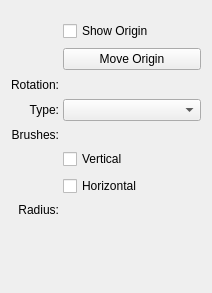
Old version of the form plugins/tools/basictools/wdgmultihandtool.ui in the repository KDE/krita.
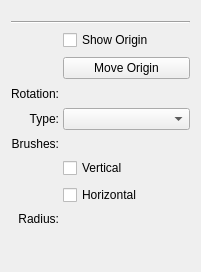
New version of the form. Custom widgets are drawn as their Qt base class.

Commit message: add a horizontal rule by the multihand options to separate the assistant snapping from the other tool options area

What changed in the file:
```diff
--- a/plugins/tools/basictools/wdgmultihandtool.ui
+++ b/plugins/tools/basictools/wdgmultihandtool.ui
@@ -6,8 +6,8 @@
    <rect>
     <x>0</x>
     <y>0</y>
-    <width>212</width>
-    <height>293</height>
+    <width>201</width>
+    <height>272</height>
    </rect>
   </property>
   <layout class="QVBoxLayout" name="verticalLayout">
@@ -21,6 +21,13 @@
      </property>
     </layout>
    </item>
+   <item>
+    <widget class="Line" name="line">
+     <property name="orientation">
+      <enum>Qt::Horizontal</enum>
+     </property>
+    </widget>
+   </item>
    <item>
     <layout class="QGridLayout" name="gridLayout">
      <property name="horizontalSpacing">
```
Left out of the diff: 4 changed lines with no effect on the pictures.
